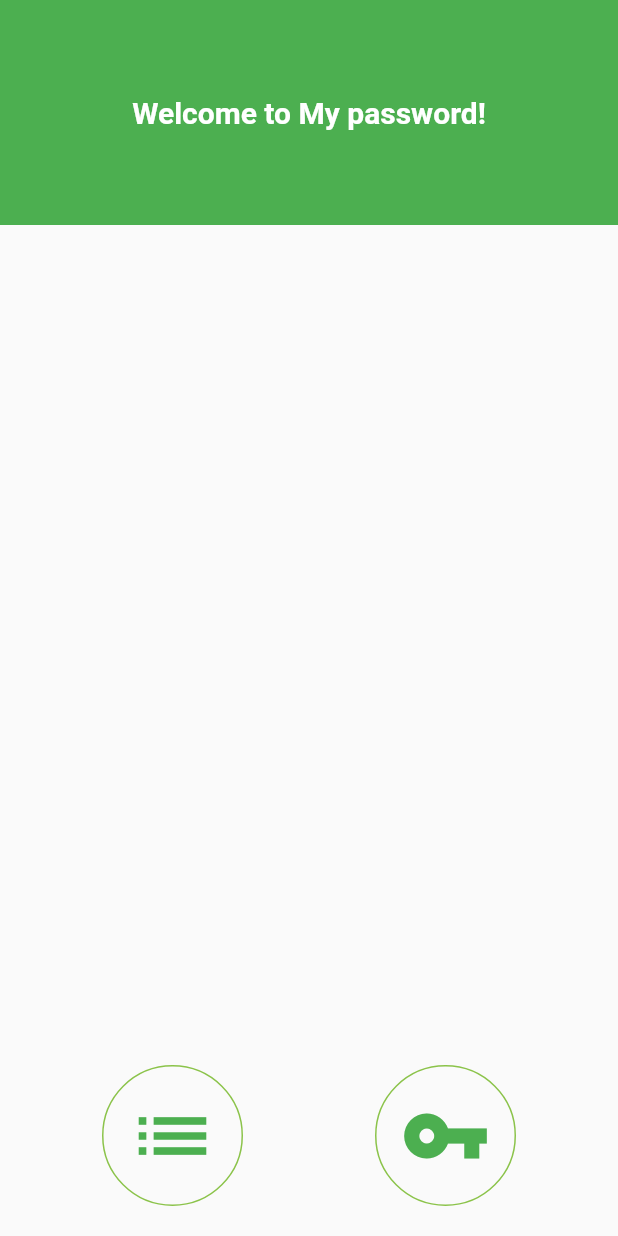
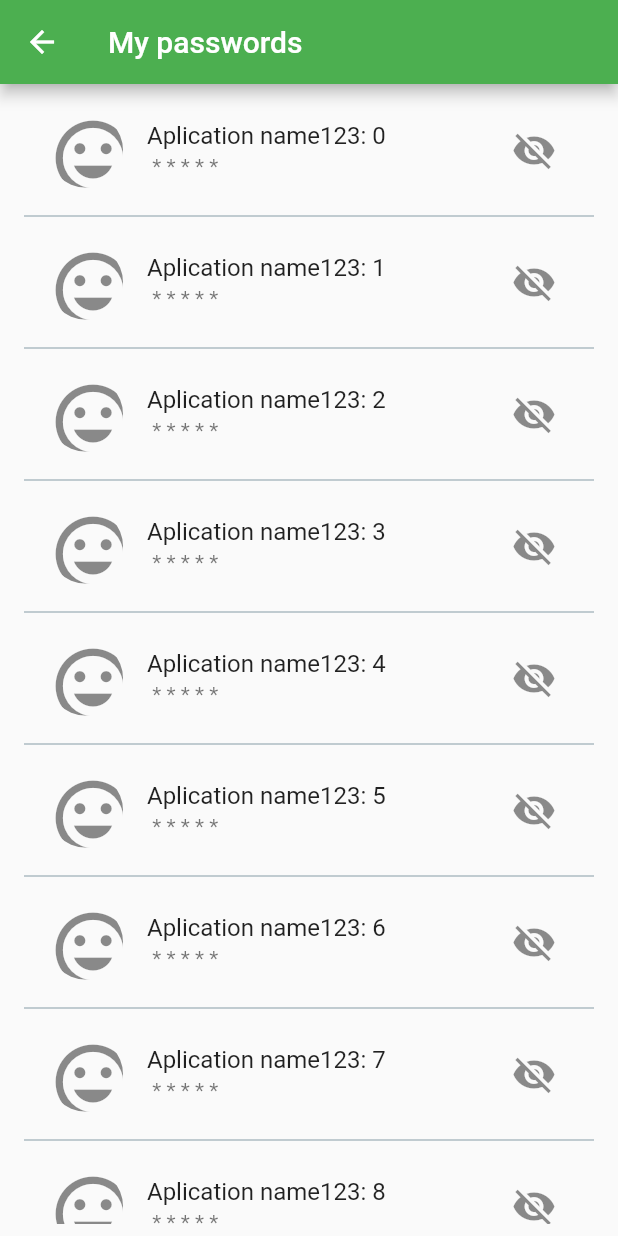
Before and after one commit to heinemann44/MyPassword, a Flutter app: the screen it shows after launch, after a tap on the "list" icon, on a phone screen of 412 x 824 dp. Run offline on Flutter 3.47's test engine with Material 2 defaults, Android fonts, the phone set to English and light mode, and no system bars; our stand-ins replace flutter_mobx, mobx; generated files the repository leaves out were written again.

Commit message:
Create page list of my passwords and button to show e hide password

```diff
--- a/lib/main.dart
+++ b/lib/main.dart
@@ -10,7 +10,7 @@ class MyApp extends StatelessWidget {
     return MaterialApp(
       title: 'My Password',
       theme: ThemeData(
-        primarySwatch: Colors.blue,
+        primarySwatch: Colors.green,
       ),
       home: HomePage(),
     );
--- a/lib/module/home/features/home/page/home_page.dart
+++ b/lib/module/home/features/home/page/home_page.dart
@@ -1,10 +1,16 @@
 import 'package:flutter/material.dart';
 import 'package:my_password/module/home/features/home/page/home_action_button.dart';
+import 'package:my_password/module/my_passwords/features/my_passwords_list/page/my_passwords_list_page.dart';
 
-class HomePage extends StatelessWidget {
+class HomePage extends StatefulWidget {
   static const TextStyle _kTitleAppStyle =
       TextStyle(fontSize: 20, fontWeight: FontWeight.bold, color: Colors.white);
 
+  @override
+  _HomePageState createState() => _HomePageState();
+}
+
+class _HomePageState extends State<HomePage> {
   @override
   Widget build(BuildContext context) {
     return Scaffold(
@@ -29,12 +35,11 @@ class HomePage extends StatelessWidget {
   Widget _buildAppMessage() {
     return Container(
       color: Colors.green,
-      width: double.infinity,
       height: 150,
       child: Center(
         child: Text(
           "Welcome to My password!",
-          style: _kTitleAppStyle,
+          style: HomePage._kTitleAppStyle,
         ),
       ),
     );
@@ -53,7 +58,11 @@ class HomePage extends StatelessWidget {
   Widget _buildListPasswordButton() {
     return HomeActionButton(
       icon: Icons.list,
-      onTap: () => print("list"),
+      onTap: () => Navigator.of(context).push(
+        MaterialPageRoute(
+          builder: (context) => MyPasswordListPage(),
+        ),
+      ),
     );
   }
 
--- /dev/null
+++ b/lib/module/my_passwords/features/my_passwords_list/controller/my_passwords_item_controller.dart
@@ -0,0 +1,16 @@
+import 'package:mobx/mobx.dart';
+
+part 'my_passwords_item_controller.g.dart';
+
+class MyPasswordItemController = _MyPasswordItemControllerBase with _$MyPasswordItemController;
+
+abstract class _MyPasswordItemControllerBase with Store{
+
+  @observable
+  bool visible;
+
+  @action
+  void changeVisibility(){
+    this.visible = !this.visible;
+  }
+}
--- /dev/null
+++ b/lib/module/my_passwords/features/my_passwords_list/page/my_passwords_item.dart
@@ -0,0 +1,91 @@
+import 'package:flutter/material.dart';
+import 'package:flutter_mobx/flutter_mobx.dart';
+import 'package:my_password/module/my_passwords/features/my_passwords_list/controller/my_passwords_item_controller.dart';
+
+class MyPasswordItem extends StatefulWidget {
+  final Widget icon;
+  final double widthIcon;
+  final String name;
+  final String password;
+
+  const MyPasswordItem({
+    Key key,
+    this.icon,
+    this.widthIcon = 50,
+    this.name,
+    this.password,
+  }) : super(key: key);
+
+  @override
+  _MyPasswordItemState createState() => _MyPasswordItemState();
+}
+
+class _MyPasswordItemState extends State<MyPasswordItem> {
+  MyPasswordItemController _controller = MyPasswordItemController();
+
+  @override
+  void initState() {
+    this._controller.visible = false;
+    super.initState();
+  }
+
+  @override
+  Widget build(BuildContext context) {
+    return ListTile(
+      leading: this._buildIcon(),
+      title: this._buildName(),
+      subtitle: this._buildPassword(),
+      trailing: this._buildVisibilityButton(),
+    );
+  }
+
+  Widget _buildIcon() {
+    return Container(
+      width: this.widget.widthIcon,
+      height: this.widget.widthIcon,
+      child: ClipRRect(
+        borderRadius: BorderRadius.circular(40),
+        child: Center(child: this.widget.icon),
+      ),
+    );
+  }
+
+  Widget _buildName() {
+    return Row(
+      children: <Widget>[
+        Flexible(
+          child: Text(
+            this.widget.name,
+            overflow: TextOverflow.ellipsis,
+          ),
+        ),
+      ],
+    );
+  }
+
+  Widget _buildPassword() {
+    return Row(
+      children: <Widget>[
+        Flexible(
+          child: Observer(
+            builder: (_) => Text(
+              this._controller.visible ? this.widget.password : " * * * * * ",
+            ),
+          ),
+        ),
+      ],
+    );
+  }
+
+  Widget _buildVisibilityButton() {
+    return Observer(
+      builder: (_) => IconButton(
+        icon: Icon(
+          this._controller.visible ? Icons.visibility : Icons.visibility_off,
+        ),
+        iconSize: 30,
+        onPressed: this._controller.changeVisibility,
+      ),
+    );
+  }
+}
--- /dev/null
+++ b/lib/module/my_passwords/features/my_passwords_list/page/my_passwords_list_page.dart
@@ -0,0 +1,40 @@
+import 'package:flutter/material.dart';
+import 'package:my_password/module/my_passwords/features/my_passwords_list/page/my_passwords_item.dart';
+
+class MyPasswordListPage extends StatelessWidget {
+  @override
+  Widget build(BuildContext context) {
+    return Scaffold(
+      appBar: AppBar(
+        title: Text("My passwords"),
+      ),
+      body: this._buildContentBody(),
+    );
+  }
+
+  Widget _buildContentBody() {
+    return SafeArea(
+      child: SizedBox.expand(
+        child: Padding(
+          padding: const EdgeInsets.symmetric(horizontal: 16, vertical: 8),
+          child: this._buildListPasswords(),
+        ),
+      ),
+    );
+  }
+
+  Widget _buildListPasswords() {
+    return ListView.separated(
+      itemBuilder: (_, index) => MyPasswordItem(
+        icon: Icon(Icons.insert_emoticon, size: 60,),
+        name: "Aplication name123: $index",
+        password: "123456",
+      ),
+      separatorBuilder: (_, index) => Divider(
+        color: Colors.blueGrey,
+        thickness: 0.5,
+      ),
+      itemCount: 10,
+    );
+  }
+}
--- a/pubspec.yaml
+++ b/pubspec.yaml
@@ -19,6 +19,8 @@ environment:
 dependencies:
   flutter:
     sdk: flutter
+  mobx: ^0.4.0+1
+  flutter_mobx: ^0.3.6
 
   # The following adds the Cupertino Icons font to your application.
   # Use with the CupertinoIcons class for iOS style icons.
@@ -27,6 +29,8 @@ dependencies:
 dev_dependencies:
   flutter_test:
     sdk: flutter
+  mobx_codegen: ^0.4.1
+  build_runner: ^1.7.3
 
 
 # For information on the generic Dart part of this file, see the
```
